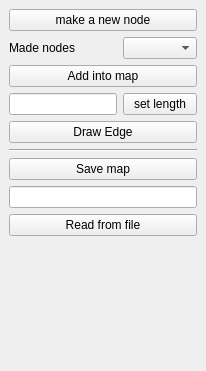
Old version of the form include/topo/UI/dockbuildmap.ui in the repository StumboEugen/topology_map.
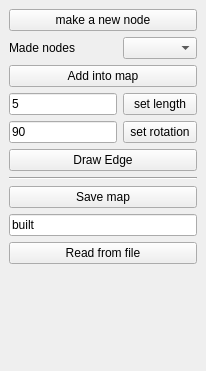
New version of the form.

Commit message: can draw rotation now TODO: change the odom input way

```diff
--- a/include/topo/UI/dockbuildmap.ui
+++ b/include/topo/UI/dockbuildmap.ui
@@ -39,6 +39,9 @@
       </item>
       <item row="3" column="0">
        <widget class="QLineEdit" name="leEdgeLen">
+        <property name="text">
+         <string>5</string>
+        </property>
         <property name="maxLength">
          <number>10</number>
         </property>
@@ -61,6 +64,23 @@
         </property>
        </widget>
       </item>
+      <item row="4" column="0">
+       <widget class="QLineEdit" name="leRotation">
+        <property name="text">
+         <string>90</string>
+        </property>
+        <property name="maxLength">
+         <number>3</number>
+        </property>
+       </widget>
+      </item>
+      <item row="4" column="1">
+       <widget class="QPushButton" name="btnSetRotation">
+        <property name="text">
+         <string>set rotation</string>
+        </property>
+       </widget>
+      </item>
      </layout>
     </item>
     <item>
@@ -93,7 +113,11 @@
        </widget>
       </item>
       <item>
-       <widget class="QLineEdit" name="etFileName"/>
+       <widget class="QLineEdit" name="etFileName">
+        <property name="text">
+         <string>built</string>
+        </property>
+       </widget>
       </item>
       <item>
        <widget class="QPushButton" name="btnLoadMap">
```
The commit also changes 4 other files.
